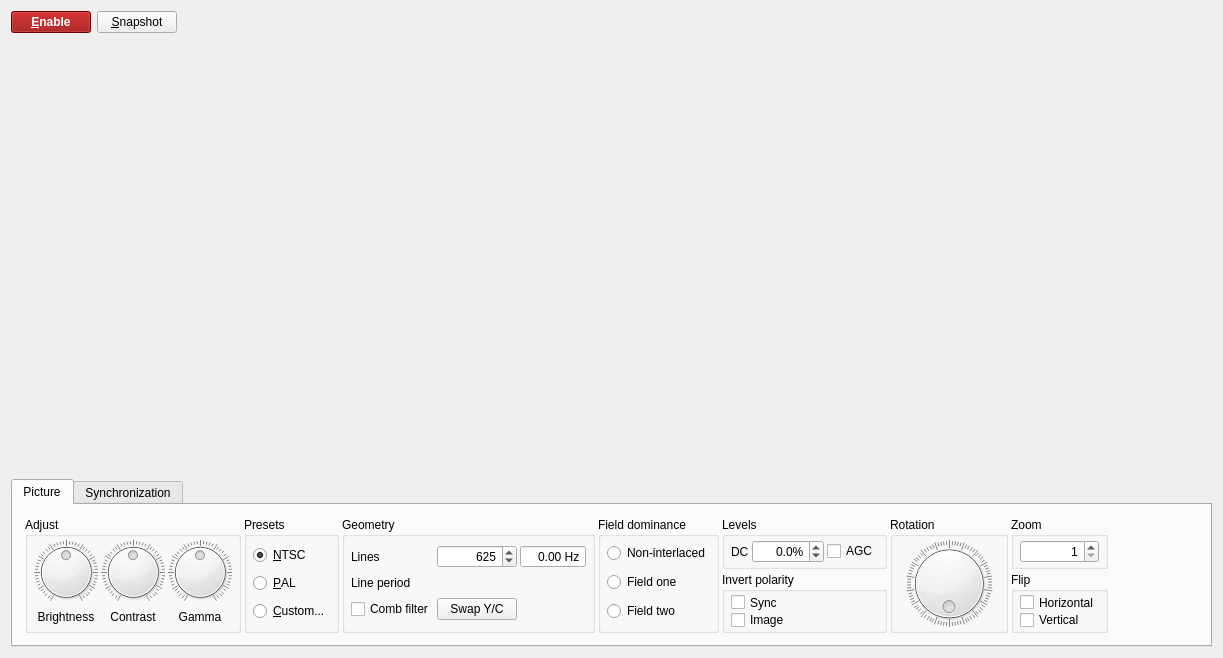
The window that ui/TVProcessorTab.ui (BatchDrake/SigDigger) describes before a commit, drawn with Qt 5.
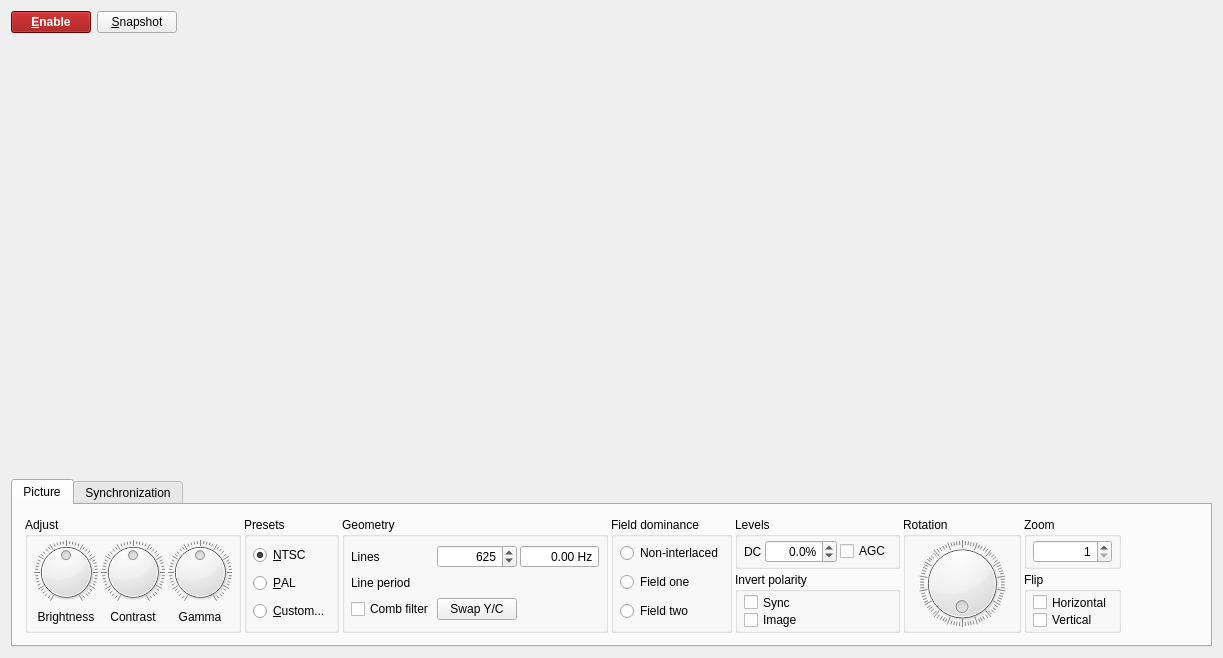
The same window after the commit. Custom widgets are drawn as their Qt base class.

What changed in the file:
```diff
--- a/ui/TVProcessorTab.ui
+++ b/ui/TVProcessorTab.ui
@@ -345,7 +345,7 @@
                 <string> Hz</string>
                </property>
                <property name="maximum">
-                <double>120.000000000000000</double>
+                <double>12000.000000000000000</double>
                </property>
               </widget>
              </item>
```
Left out of the diff: 4 changed lines with no effect on the pictures.
